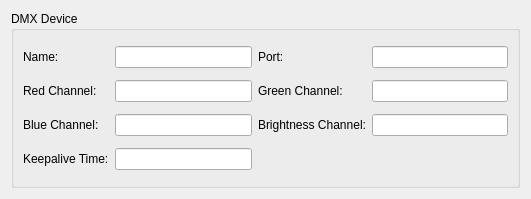
Old version of the form qt/ManualDevicesSettingsPage/DMXSettingsEntry/DMXSettingsEntry.ui in the repository CalcProgrammer1/OpenRGB.
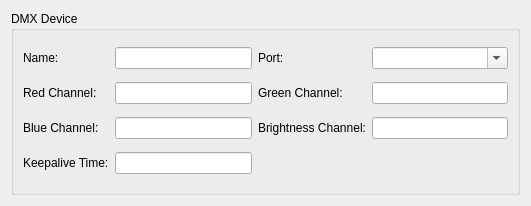
New version of the form.

Commit message: Serial port field is now drop-down list

What changed in the file:
```diff
--- a/qt/ManualDevicesSettingsPage/DMXSettingsEntry/DMXSettingsEntry.ui
+++ b/qt/ManualDevicesSettingsPage/DMXSettingsEntry/DMXSettingsEntry.ui
@@ -7,7 +7,7 @@
     <x>0</x>
     <y>0</y>
     <width>531</width>
-    <height>199</height>
+    <height>206</height>
    </rect>
   </property>
   <property name="sizePolicy">
@@ -94,7 +94,14 @@
        </widget>
       </item>
       <item row="1" column="5">
-       <widget class="QLineEdit" name="PortEdit"/>
+       <widget class="QComboBox" name="PortComboBox">
+        <property name="editable">
+         <bool>true</bool>
+        </property>
+        <property name="insertPolicy">
+         <enum>QComboBox::NoInsert</enum>
+        </property>
+       </widget>
       </item>
      </layout>
     </widget>
```
The commit also changes 5 other files.
